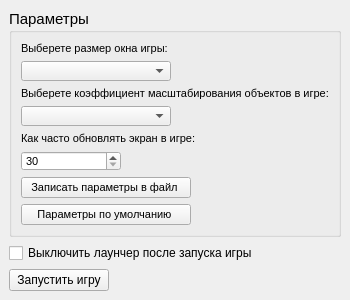
This is launcher/GUI.ui in Dok-from-room-404/Turn_based_pygame_game as Qt 5 draws it before an edit. The edited form follows.
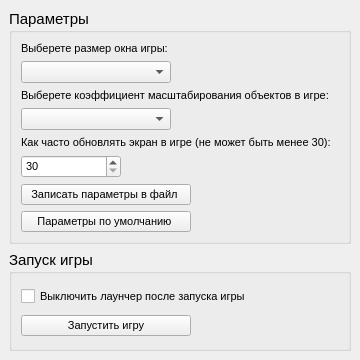
This is the edited form.

```diff
--- a/launcher/GUI.ui
+++ b/launcher/GUI.ui
@@ -9,20 +9,20 @@
    <rect>
     <x>0</x>
     <y>0</y>
-    <width>350</width>
-    <height>300</height>
+    <width>360</width>
+    <height>360</height>
    </rect>
   </property>
   <property name="minimumSize">
    <size>
-    <width>350</width>
-    <height>300</height>
+    <width>360</width>
+    <height>360</height>
    </size>
   </property>
   <property name="maximumSize">
    <size>
-    <width>350</width>
-    <height>300</height>
+    <width>360</width>
+    <height>360</height>
    </size>
   </property>
   <property name="windowTitle">
@@ -44,8 +44,8 @@
    <bool>false</bool>
   </property>
   <widget class="QWidget" name="centralwidget">
-   <layout class="QVBoxLayout" name="verticalLayout_2">
-    <item>
+   <layout class="QGridLayout" name="gridLayout_3">
+    <item row="0" column="0">
      <widget class="QGroupBox" name="groupBox">
       <property name="font">
        <font>
@@ -72,13 +72,21 @@
           </widget>
          </item>
          <item>
+          <layout class="QHBoxLayout" name="horizontalLayout_2">
+           <item>
           <widget class="QComboBox" name="size">
-           <property name="maximumSize">
+             <property name="minimumSize">
             <size>
              <width>150</width>
              <height>20</height>
             </size>
            </property>
+             <property name="maximumSize">
+              <size>
+               <width>16777215</width>
+               <height>16777215</height>
+              </size>
+             </property>
            <property name="font">
             <font>
              <pointsize>8</pointsize>
@@ -105,6 +113,21 @@
           </widget>
          </item>
          <item>
+            <spacer name="horizontalSpacer">
+             <property name="orientation">
+              <enum>Qt::Horizontal</enum>
+             </property>
+             <property name="sizeHint" stdset="0">
+              <size>
+               <width>40</width>
+               <height>20</height>
+              </size>
+             </property>
+            </spacer>
+           </item>
+          </layout>
+         </item>
+         <item>
           <widget class="QLabel" name="label_4">
            <property name="font">
             <font>
@@ -117,13 +140,21 @@
           </widget>
          </item>
          <item>
+          <layout class="QHBoxLayout" name="horizontalLayout_3">
+           <item>
           <widget class="QComboBox" name="block_scaling">
-           <property name="maximumSize">
+             <property name="minimumSize">
             <size>
              <width>150</width>
              <height>20</height>
             </size>
            </property>
+             <property name="maximumSize">
+              <size>
+               <width>16777215</width>
+               <height>16777215</height>
+              </size>
+             </property>
            <property name="font">
             <font>
              <pointsize>8</pointsize>
@@ -150,6 +181,21 @@
           </widget>
          </item>
          <item>
+            <spacer name="horizontalSpacer_2">
+             <property name="orientation">
+              <enum>Qt::Horizontal</enum>
+             </property>
+             <property name="sizeHint" stdset="0">
+              <size>
+               <width>40</width>
+               <height>20</height>
+              </size>
+             </property>
+            </spacer>
+           </item>
+          </layout>
+         </item>
+         <item>
           <widget class="QLabel" name="label_5">
            <property name="font">
             <font>
@@ -157,15 +203,23 @@
             </font>
            </property>
            <property name="text">
-            <string>Как часто обновлять экран в игре:</string>
+            <string>Как часто обновлять экран в игре (не может быть менее 30):</string>
            </property>
           </widget>
          </item>
+         <item>
+          <layout class="QHBoxLayout" name="horizontalLayout_4">
          <item>
           <widget class="QSpinBox" name="FPS">
-           <property name="maximumSize">
+             <property name="minimumSize">
             <size>
              <width>100</width>
+               <height>20</height>
+              </size>
+             </property>
+             <property name="maximumSize">
+              <size>
+               <width>16777215</width>
              <height>16777215</height>
             </size>
            </property>
@@ -195,10 +249,33 @@
           </widget>
          </item>
          <item>
+            <spacer name="horizontalSpacer_3">
+             <property name="orientation">
+              <enum>Qt::Horizontal</enum>
+             </property>
+             <property name="sizeHint" stdset="0">
+              <size>
+               <width>40</width>
+               <height>20</height>
+              </size>
+             </property>
+            </spacer>
+           </item>
+          </layout>
+         </item>
+         <item>
+          <layout class="QHBoxLayout" name="horizontalLayout_5">
+           <item>
           <widget class="QPushButton" name="write_to_file">
-           <property name="maximumSize">
+             <property name="minimumSize">
             <size>
              <width>170</width>
+               <height>20</height>
+              </size>
+             </property>
+             <property name="maximumSize">
+              <size>
+               <width>16777215</width>
              <height>16777215</height>
             </size>
            </property>
@@ -216,10 +293,35 @@
           </widget>
          </item>
          <item>
+            <spacer name="horizontalSpacer_4">
+             <property name="orientation">
+              <enum>Qt::Horizontal</enum>
+             </property>
+             <property name="sizeHint" stdset="0">
+              <size>
+               <width>40</width>
+               <height>20</height>
+              </size>
+             </property>
+            </spacer>
+           </item>
+          </layout>
+         </item>
+        </layout>
+       </item>
+       <item row="1" column="0">
+        <layout class="QHBoxLayout" name="horizontalLayout_6">
+         <item>
           <widget class="QPushButton" name="defolt_options">
-           <property name="maximumSize">
+           <property name="minimumSize">
             <size>
              <width>170</width>
+             <height>20</height>
+            </size>
+           </property>
+           <property name="maximumSize">
+            <size>
+             <width>16777215</width>
              <height>16777215</height>
             </size>
            </property>
@@ -233,13 +335,50 @@
            </property>
           </widget>
          </item>
+         <item>
+          <spacer name="horizontalSpacer_5">
+           <property name="orientation">
+            <enum>Qt::Horizontal</enum>
+           </property>
+           <property name="sizeHint" stdset="0">
+            <size>
+             <width>40</width>
+             <height>20</height>
+            </size>
+           </property>
+          </spacer>
+         </item>
         </layout>
        </item>
       </layout>
      </widget>
     </item>
+    <item row="1" column="0">
+     <widget class="QGroupBox" name="groupBox_2">
+      <property name="font">
+       <font>
+        <pointsize>11</pointsize>
+       </font>
+      </property>
+      <property name="title">
+       <string>Запуск игры</string>
+      </property>
+      <layout class="QGridLayout" name="gridLayout_2">
+       <item row="0" column="0">
+        <layout class="QHBoxLayout" name="horizontalLayout_7">
     <item>
      <widget class="QCheckBox" name="checkBox">
+           <property name="minimumSize">
+            <size>
+             <width>225</width>
+             <height>20</height>
+            </size>
+           </property>
+           <property name="font">
+            <font>
+             <pointsize>8</pointsize>
+            </font>
+           </property>
       <property name="text">
        <string>Выключить лаунчер после запуска игры</string>
       </property>
@@ -255,13 +394,41 @@
      </widget>
     </item>
     <item>
+          <spacer name="horizontalSpacer_6">
+           <property name="orientation">
+            <enum>Qt::Horizontal</enum>
+           </property>
+           <property name="sizeHint" stdset="0">
+            <size>
+             <width>40</width>
+             <height>20</height>
+            </size>
+           </property>
+          </spacer>
+         </item>
+        </layout>
+       </item>
+       <item row="1" column="0">
+        <layout class="QHBoxLayout" name="horizontalLayout_8">
+         <item>
      <widget class="QPushButton" name="run_game">
+           <property name="minimumSize">
+            <size>
+             <width>170</width>
+             <height>20</height>
+            </size>
+           </property>
       <property name="maximumSize">
        <size>
-        <width>100</width>
+             <width>16777215</width>
         <height>16777215</height>
        </size>
       </property>
+           <property name="font">
+            <font>
+             <pointsize>8</pointsize>
+            </font>
+           </property>
       <property name="text">
        <string>Запустить игру</string>
       </property>
@@ -288,11 +455,25 @@
       </property>
      </widget>
     </item>
-   </layout>
-   <zorder>run_game</zorder>
-   <zorder>groupBox</zorder>
-   <zorder>verticalLayoutWidget</zorder>
-   <zorder>checkBox</zorder>
+         <item>
+          <spacer name="horizontalSpacer_7">
+           <property name="orientation">
+            <enum>Qt::Horizontal</enum>
+           </property>
+           <property name="sizeHint" stdset="0">
+            <size>
+             <width>40</width>
+             <height>20</height>
+            </size>
+           </property>
+          </spacer>
+         </item>
+        </layout>
+       </item>
+      </layout>
+     </widget>
+    </item>
+   </layout>
   </widget>
  </widget>
  <resources/>
```
Lines whose indentation alone changed are shown as unchanged.
